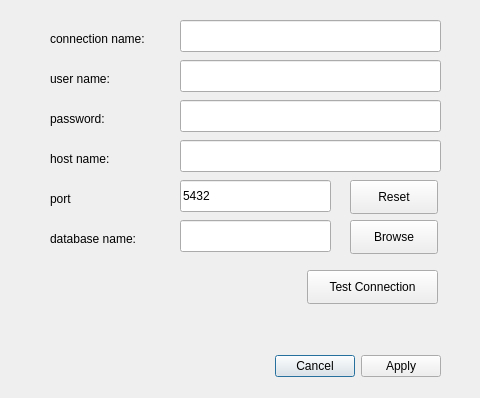
MaciekTalaska/PatriciaSQL, file db_settings.ui: the form before one commit.
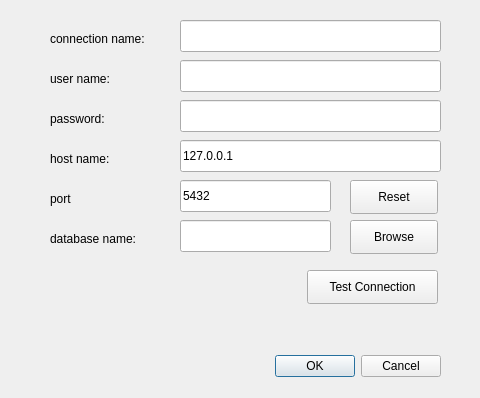
The form after the commit.

Commit message: test connection works with data on settings form

```diff
--- a/db_settings.ui
+++ b/db_settings.ui
@@ -26,7 +26,7 @@
     <enum>Qt::Horizontal</enum>
    </property>
    <property name="standardButtons">
-    <set>QDialogButtonBox::Apply|QDialogButtonBox::Cancel</set>
+    <set>QDialogButtonBox::Cancel|QDialogButtonBox::Ok</set>
    </property>
   </widget>
   <widget class="QLineEdit" name="txtUserName">
@@ -58,6 +58,9 @@
      <height>32</height>
     </rect>
    </property>
+   <property name="text">
+    <string>127.0.0.1</string>
+   </property>
   </widget>
   <widget class="QLineEdit" name="lineEdit_4">
    <property name="geometry">
```
Left out of the diff: 27 changed lines with no effect on the pictures. The commit also changes 4 other files.
